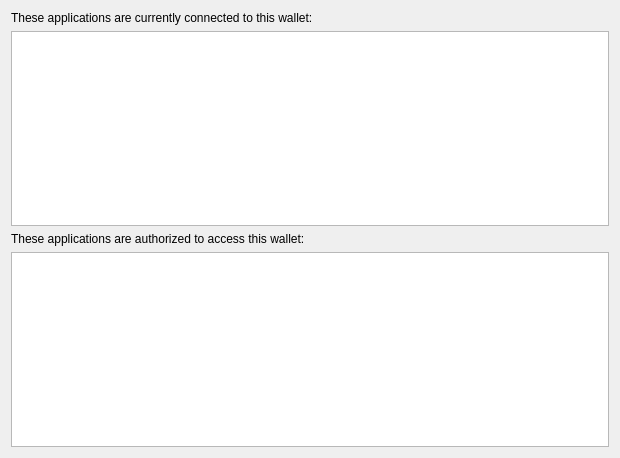
This is src/manager/applicationsmanager.ui in KDE/kwalletmanager as Qt 5 draws it before an edit. The edited form follows.
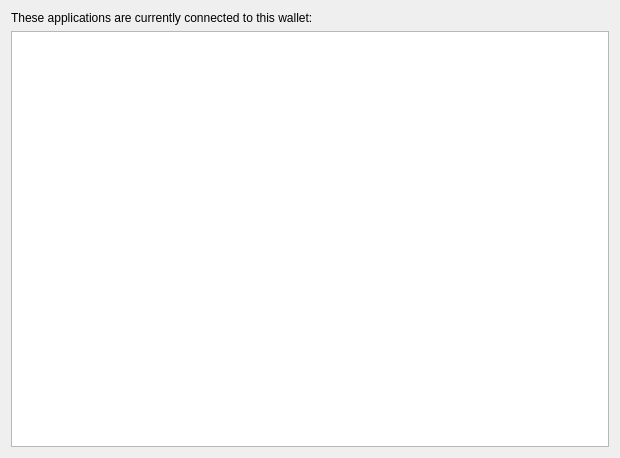
This is the edited form. Custom widgets are drawn as their Qt base class.

Commit message:
Drop defunct access control UI
KWallet 6.30 removes the functionality because it's fundamentally not reliable

Patch:
```diff
--- a/src/manager/applicationsmanager.ui
+++ b/src/manager/applicationsmanager.ui
@@ -58,44 +58,6 @@
      </attribute>
     </widget>
    </item>
-   <item>
-    <widget class="QLabel" name="label_2">
-     <property name="text">
-      <string>These applications are authorized to access this wallet:</string>
-     </property>
-    </widget>
-   </item>
-   <item>
-    <widget class="AuthorizedApplicationsTable" name="_authorizedApps">
-     <property name="showDropIndicator" stdset="0">
-      <bool>false</bool>
-     </property>
-     <property name="dragDropOverwriteMode">
-      <bool>false</bool>
-     </property>
-     <property name="alternatingRowColors">
-      <bool>true</bool>
-     </property>
-     <property name="selectionMode">
-      <enum>QAbstractItemView::SingleSelection</enum>
-     </property>
-     <property name="selectionBehavior">
-      <enum>QAbstractItemView::SelectRows</enum>
-     </property>
-     <property name="showGrid">
-      <bool>false</bool>
-     </property>
-     <attribute name="horizontalHeaderVisible">
-      <bool>false</bool>
-     </attribute>
-     <attribute name="horizontalHeaderStretchLastSection">
-      <bool>true</bool>
-     </attribute>
-     <attribute name="verticalHeaderVisible">
-      <bool>false</bool>
-     </attribute>
-    </widget>
-   </item>
   </layout>
  </widget>
  <customwidgets>
@@ -104,11 +66,6 @@
    <extends>QTableView</extends>
    <header>connectedapplicationstable.h</header>
   </customwidget>
-  <customwidget>
-   <class>AuthorizedApplicationsTable</class>
-   <extends>QTableView</extends>
-   <header>authorizedapplicationstable.h</header>
-  </customwidget>
  </customwidgets>
  <resources/>
  <connections/>
```
Left out of the diff: 6 changed lines with no effect on the pictures. The commit also changes 11 other files.
